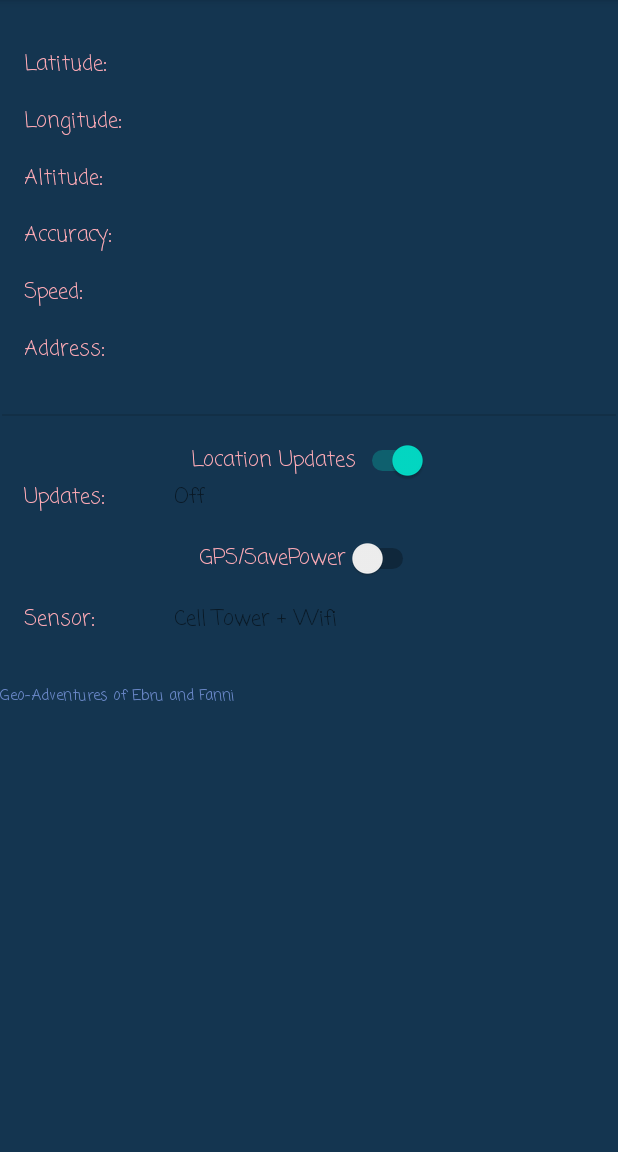
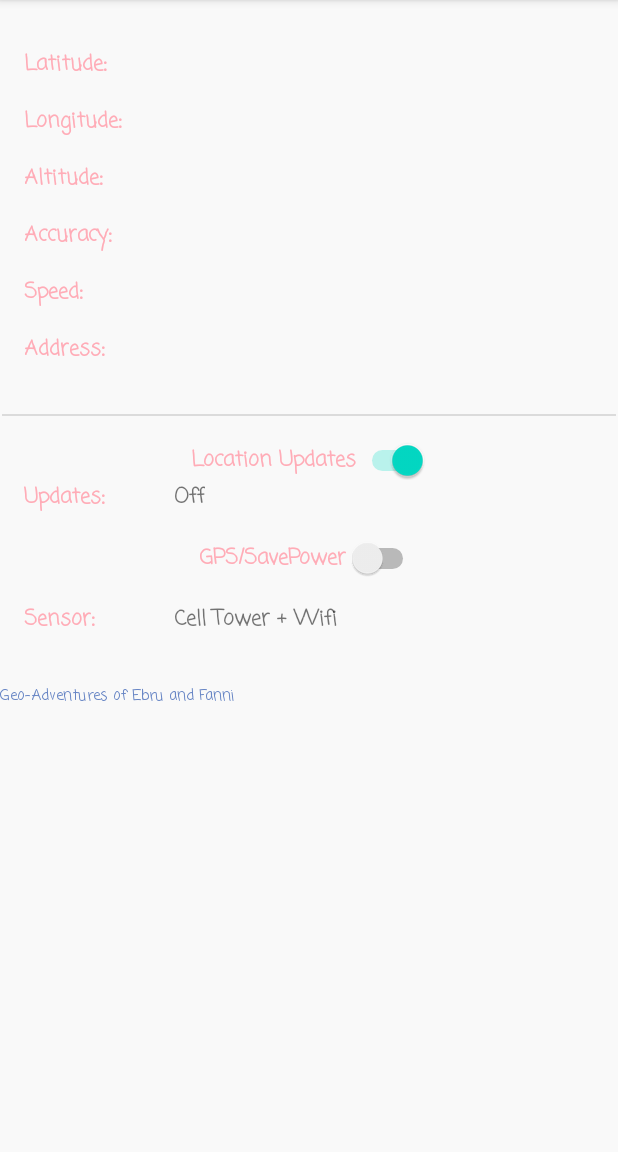
Before and after one commit to MarosiF/Geolokation, an Android app: the screen it shows after launch (MainActivity), on a phone screen of 412 x 824 dp, the part 84-1236 px from its top. Run offline under Robolectric (Android 15) with nearby library versions, the phone set to English and light mode, and no system bars.

Commit message:
Project Update

```diff
--- a/Geolokation/app/src/main/res/layout/activity_main.xml
+++ b/Geolokation/app/src/main/res/layout/activity_main.xml
@@ -4,7 +4,7 @@
     xmlns:tools="http://schemas.android.com/tools"
     android:layout_width="match_parent"
     android:layout_height="match_parent"
-    android:background="#143550"
+    android:background="#f9f9f9"
     tools:context="com.example.geolokation.MainActivity">
 
     <TextView
@@ -15,6 +15,7 @@
         android:layout_marginTop="32dp"
         android:fontFamily="casual"
         android:text="Latitude:"
+        android:textStyle="bold"
         android:textColor="#ffacb7"
         app:layout_constraintStart_toStartOf="parent"
         app:layout_constraintTop_toTopOf="parent" />
@@ -24,6 +25,7 @@
         android:layout_width="wrap_content"
         android:layout_height="wrap_content"
         android:fontFamily="casual"
+        android:textStyle="bold"
         app:layout_constraintStart_toEndOf="@+id/tv_labellat"
         app:layout_constraintTop_toTopOf="@+id/tv_labellat" />
 
@@ -34,6 +36,7 @@
         android:layout_marginStart="16dp"
         android:layout_marginTop="16dp"
         android:fontFamily="casual"
+        android:textStyle="bold"
         android:text="Longitude:"
         android:textColor="#ffacb7"
         app:layout_constraintStart_toStartOf="parent"
@@ -43,6 +46,7 @@
         android:id="@+id/tv_lon"
         android:layout_width="wrap_content"
         android:layout_height="wrap_content"
+        android:textStyle="bold"
         android:fontFamily="casual"
         app:layout_constraintStart_toEndOf="@+id/tv_labellon"
         app:layout_constraintTop_toTopOf="@+id/tv_labellon" />
@@ -55,6 +59,7 @@
         android:layout_marginTop="16dp"
         android:fontFamily="casual"
         android:text="Altitude:"
+        android:textStyle="bold"
         android:textColor="#ffacb7"
         app:layout_constraintStart_toStartOf="parent"
         app:layout_constraintTop_toBottomOf="@+id/tv_labellon" />
@@ -64,6 +69,7 @@
         android:layout_width="wrap_content"
         android:layout_height="wrap_content"
         android:fontFamily="casual"
+        android:textStyle="bold"
         app:layout_constraintStart_toEndOf="@+id/tv_labelaltitude"
         app:layout_constraintTop_toTopOf="@+id/tv_labelaltitude" />
 
@@ -76,6 +82,7 @@
         android:fontFamily="casual"
         android:text="Accuracy:"
         android:textColor="#ffacb7"
+        android:textStyle="bold"
         app:layout_constraintStart_toStartOf="parent"
         app:layout_constraintTop_toBottomOf="@+id/tv_labelaltitude" />
 
@@ -84,6 +91,7 @@
         android:layout_width="wrap_content"
         android:layout_height="wrap_content"
         android:fontFamily="casual"
+        android:textStyle="bold"
         app:layout_constraintStart_toEndOf="@+id/tv_labelaccuracy"
         app:layout_constraintTop_toTopOf="@+id/tv_labelaccuracy" />
 
@@ -95,6 +103,7 @@
         android:layout_marginTop="16dp"
         android:fontFamily="casual"
         android:text="Speed:"
+        android:textStyle="bold"
         android:textColor="#ffacb7"
         app:layout_constraintStart_toStartOf="parent"
         app:layout_constraintTop_toBottomOf="@+id/tv_labelaccuracy" />
@@ -104,6 +113,7 @@
         android:layout_width="wrap_content"
         android:layout_height="wrap_content"
         android:fontFamily="casual"
+        android:textStyle="bold"
         app:layout_constraintStart_toEndOf="@+id/tv_labelspeed"
         app:layout_constraintTop_toTopOf="@+id/tv_labelspeed" />
 
@@ -115,6 +125,7 @@
         android:layout_marginTop="16dp"
         android:fontFamily="casual"
         android:text="Sensor:"
+        android:textStyle="bold"
         android:textColor="#ffacb7"
         app:layout_constraintStart_toStartOf="parent"
         app:layout_constraintTop_toBottomOf="@+id/sw_gps" />
@@ -124,6 +135,7 @@
         android:layout_width="wrap_content"
         android:layout_height="wrap_content"
         android:fontFamily="casual"
+        android:textStyle="bold"
         android:text="Cell Tower + Wifi"
         app:layout_constraintStart_toEndOf="@+id/tv_labelsensor"
         app:layout_constraintTop_toTopOf="@+id/tv_labelsensor" />
@@ -135,6 +147,7 @@
         android:layout_marginStart="16dp"
         android:fontFamily="casual"
         android:text="Updates:"
+        android:textStyle="bold"
         android:textColor="#ffacb7"
         app:layout_constraintStart_toStartOf="parent"
         app:layout_constraintTop_toBottomOf="@+id/sw_locationsupdates" />
@@ -145,6 +158,7 @@
         android:layout_height="wrap_content"
         android:fontFamily="casual"
         android:text="Off"
+        android:textStyle="bold"
         app:layout_constraintStart_toEndOf="@+id/tv_labelupdates"
         app:layout_constraintTop_toTopOf="@+id/tv_labelupdates" />
 
@@ -157,6 +171,7 @@
         android:fontFamily="casual"
         android:text="Location Updates"
         android:textColor="#ffacb7"
+        android:textStyle="bold"
         app:layout_constraintEnd_toEndOf="parent"
         app:layout_constraintStart_toStartOf="parent"
         app:layout_constraintTop_toBottomOf="@+id/divider" />
@@ -169,16 +184,20 @@
         android:fontFamily="casual"
         android:text="GPS/SavePower"
         android:textColor="#ffacb7"
+        android:textStyle="bold"
         app:layout_constraintEnd_toEndOf="parent"
         app:layout_constraintStart_toStartOf="parent"
         app:layout_constraintTop_toBottomOf="@+id/tv_labelupdates" />
 
     <TextView
         android:id="@+id/tv_address"
-        android:layout_width="wrap_content"
+        android:layout_width="0dp"
         android:layout_height="wrap_content"
-        android:layout_marginStart="16dp"
+        android:layout_marginStart="8dp"
+        android:layout_marginEnd="8dp"
         android:fontFamily="casual"
+        android:textStyle="bold"
+        app:layout_constraintEnd_toEndOf="parent"
         app:layout_constraintStart_toEndOf="@+id/tv_lbladdress"
         app:layout_constraintTop_toTopOf="@+id/tv_lbladdress" />
 
@@ -190,6 +209,7 @@
         android:layout_marginTop="16dp"
         android:fontFamily="casual"
         android:text="Address:"
+        android:textStyle="bold"
         android:textColor="#ffacb7"
         app:layout_constraintStart_toStartOf="parent"
         app:layout_constraintTop_toBottomOf="@+id/tv_labelspeed" />
--- a/Geolokation/build.gradle
+++ b/Geolokation/build.gradle
@@ -8,7 +8,7 @@ buildscript {
 
     }
     dependencies {
-        classpath 'com.android.tools.build:gradle:3.6.3'
+        classpath 'com.android.tools.build:gradle:4.0.0'
 
 
         // NOTE: Do not place your application dependencies here; they belong
```
Also changed, not shown: Geolokation/app/src/main/java/com/example/geolokation/MainActivity.java (+95 -12 lines), Geolokation/gradle/wrapper/gradle-wrapper.properties.
